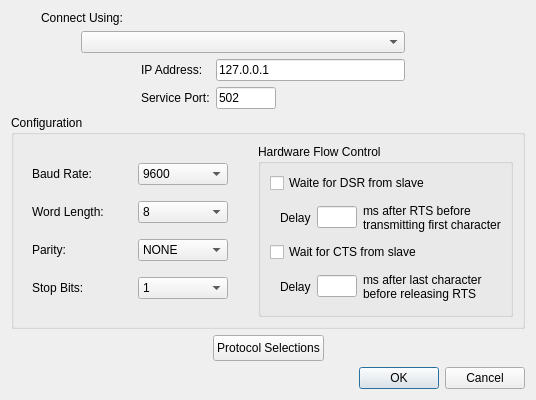
Qt form modscan64/dialogconnectiondetails.ui (sanny32/OpenModScan) before a commit.
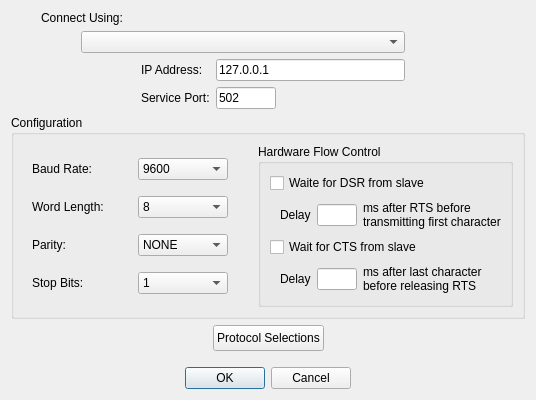
The same form after that commit. Custom widgets are drawn as their Qt base class.

Commit message: adding dialog for modbus protocol selections

What changed in the file:
```diff
--- a/modscan64/dialogconnectiondetails.ui
+++ b/modscan64/dialogconnectiondetails.ui
@@ -533,6 +533,22 @@
      </item>
     </layout>
    </item>
+   <item>
+    <spacer name="verticalSpacer">
+     <property name="orientation">
+      <enum>Qt::Vertical</enum>
+     </property>
+     <property name="sizeType">
+      <enum>QSizePolicy::Fixed</enum>
+     </property>
+     <property name="sizeHint" stdset="0">
+      <size>
+       <width>20</width>
+       <height>10</height>
+      </size>
+     </property>
+    </spacer>
+   </item>
    <item>
     <widget class="QDialogButtonBox" name="buttonBox">
      <property name="orientation">
@@ -541,6 +557,9 @@
      <property name="standardButtons">
       <set>QDialogButtonBox::Cancel|QDialogButtonBox::Ok</set>
      </property>
+     <property name="centerButtons">
+      <bool>true</bool>
+     </property>
     </widget>
    </item>
   </layout>
```
The commit also changes 6 other files.
